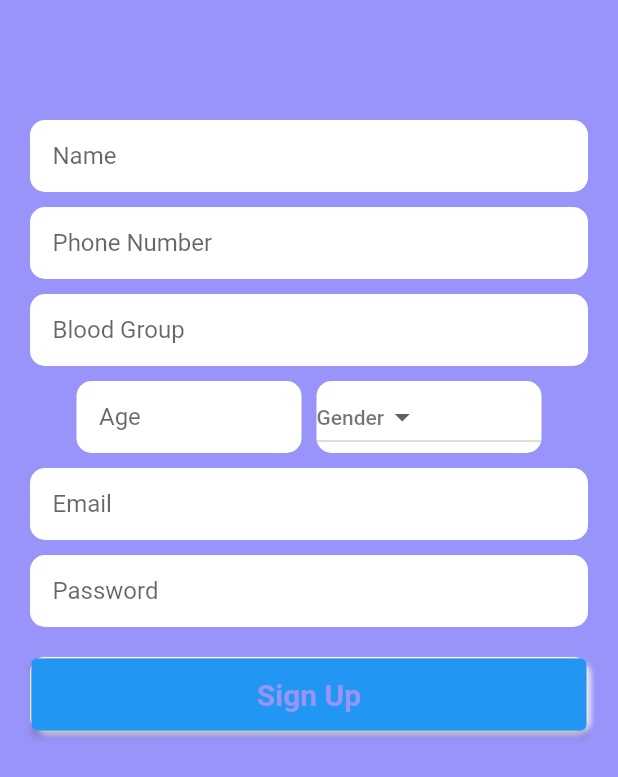
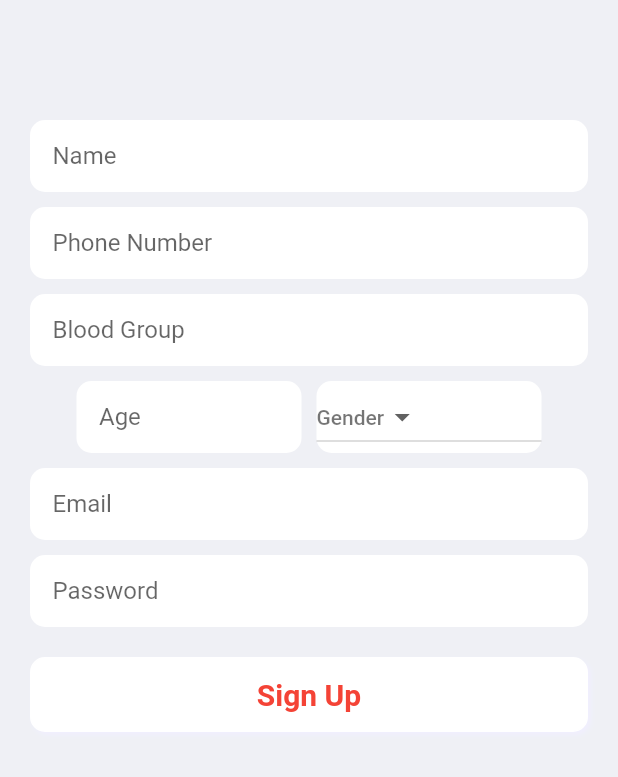
Before and after one commit to MuskanLudhiyani/doctor, a Flutter app: the screen it shows after launch, after a tap on "Sign Up", on a phone screen of 412 x 824 dp. Shown: the top 777 px of the screen. Run offline on Flutter 3.47's test engine with Material 2 defaults, Android fonts, the phone set to English and light mode, and no system bars; our stand-ins replace cloud_firestore, firebase_auth, firebase_core; accounts and stored records are empty; network calls fail; Roboto replaces fonts that are missing (Montserrat).

Commit message:
ui updated

```diff
--- a/lib/main.dart
+++ b/lib/main.dart
@@ -37,18 +37,25 @@ class _MyHomePageState extends State<MyHomePage> {
   @override
   Widget build(BuildContext context) {
     return Scaffold(
+      backgroundColor: Color(0xffEFF0F5),
+
       body: Center(
         child: Column(
           children: [
             Container(
-              height: 400,
+              height: 425,
               width: MediaQuery.of(context).size.width,
               decoration: BoxDecoration(
+                gradient: LinearGradient(
+                    begin: Alignment.topLeft,
+                    end: Alignment.bottomRight,
+                    colors: [Color(0xff4C3C88), Colors.red]),
+
                     borderRadius: BorderRadius.only(
                   bottomLeft: Radius.circular(40),
                   bottomRight: Radius.circular(40),
                 ),
-                color: Color(0xff9994FA),
+
               ),
               child: Center(
                 child: Container(
@@ -68,17 +75,24 @@ class _MyHomePageState extends State<MyHomePage> {
             SizedBox(
               height: 20,
             ),
-            Padding(
+            GestureDetector(
+                onTap: () {
+                  Navigator.push(
+                    context,
+                    MaterialPageRoute(builder: (context) => (signin())),
+                  );
+                },
+              child: Padding(
                 padding: EdgeInsets.fromLTRB(20, 0, 20, 0),
                 child: Container(
                   height: 50,
                   decoration: BoxDecoration(
-                  borderRadius: BorderRadius.circular(20),
+                    borderRadius: BorderRadius.circular(10),
                     border: Border.all(
                         color: Colors.white,
                         style: BorderStyle.solid,
                         width: 1.0),
-                  color: Colors.transparent,
+                    color: Colors.white,
                     boxShadow: [
                       BoxShadow(
                         color: Color(0xffF0EFFE),
@@ -92,22 +106,16 @@ class _MyHomePageState extends State<MyHomePage> {
                   child: Row(
                     mainAxisAlignment: MainAxisAlignment.center,
                     children: <Widget>[
-                    GestureDetector(
-                        child: Center(
+                      Center(
                         child: Text('Sign In',
                             style: TextStyle(
                                 fontSize: 20,
-                                  color: Color(0xff9994FA),
+                                color:Color(0xff4C3C88),
                                 fontWeight: FontWeight.bold,
                                 fontFamily: 'Montserrat')),
+                      )
+                    ],
                   ),
-                        onTap: () {
-                          Navigator.push(
-                            context,
-                            MaterialPageRoute(builder: (context) => (signin())),
-                          );
-                        })
-                  ],
                 ),
               ),
             ),
@@ -160,17 +168,25 @@ class _MyHomePageState extends State<MyHomePage> {
             //   ),
             // ),
             SizedBox(height: 0),
-            Padding(
+            GestureDetector(
+                onTap: () {
+                  Navigator.push(
+                    context,
+                    MaterialPageRoute(builder: (context) => (signup())),
+                  );
+                },
+
+              child: Padding(
                 padding: EdgeInsets.fromLTRB(20, 0, 20, 0),
                 child: Container(
                   height: 50,
                   decoration: BoxDecoration(
-                  borderRadius: BorderRadius.circular(20),
+                    borderRadius: BorderRadius.circular(10),
                     border: Border.all(
                         color: Colors.white,
                         style: BorderStyle.solid,
                         width: 1.0),
-                  color: Colors.transparent,
+                    color: Colors.white,
                     boxShadow: [
                       BoxShadow(
                         color: Color(0xffF0EFFE),
@@ -184,22 +200,16 @@ class _MyHomePageState extends State<MyHomePage> {
                   child: Row(
                     mainAxisAlignment: MainAxisAlignment.center,
                     children: <Widget>[
-                    GestureDetector(
-                        child: Center(
+                      Center(
                         child: Text('Sign Up',
                             style: TextStyle(
                                 fontSize: 20,
-                                  color: Color(0xff9994FA),
+                                color: Colors.red,
                                 fontWeight: FontWeight.bold,
                                 fontFamily: 'Montserrat')),
+                      )
+                    ],
                   ),
-                        onTap: () {
-                          Navigator.push(
-                            context,
-                            MaterialPageRoute(builder: (context) => (signup())),
-                          );
-                        })
-                  ],
                 ),
               ),
             ),
--- a/lib/screens/Sign_Up/signup.dart
+++ b/lib/screens/Sign_Up/signup.dart
@@ -22,7 +22,7 @@ class _signupState extends State<signup> {
   Widget build(BuildContext context) {
     return Container(
         child: Scaffold(
-            backgroundColor: Color(0xff9994FA),
+            backgroundColor: Color(0xffEFF0F5),
             body: SingleChildScrollView(
               child: Container(
                   child: Column(
@@ -314,29 +314,8 @@ class _signupState extends State<signup> {
                   SizedBox(
                     height: 20,
                   ),
-                  Padding(
-                    padding: EdgeInsets.fromLTRB(20, 0, 20, 0),
-                    child: Container(
-                      height: 50,
-                      decoration: BoxDecoration(
-                        borderRadius: BorderRadius.circular(10),
-                        border: Border.all(
-                            color: Colors.white,
-                            style: BorderStyle.solid,
-                            width: 1.0),
-                        color: Colors.transparent,
-                        boxShadow: [
-                          BoxShadow(
-                            color: Color(0xffF0EFFE),
-                            blurRadius: 2.0,
-                            spreadRadius: 0.0,
-                            offset: Offset(
-                                2.0, 2.0), // shadow direction: bottom right
-                          )
-                        ],
-                      ),
-                      child: ElevatedButton(
-                        onPressed: () async {
+                  GestureDetector(
+                    onTap: () async {
                       // print(email);
                       // print(password);
                       try {
@@ -358,17 +337,48 @@ class _signupState extends State<signup> {
                         print(e);
                       }
                     },
-                        child: Center(
+
+
+                    child: Padding(
+                      padding: EdgeInsets.fromLTRB(20, 0, 20, 0),
+                      child: Container(
+                        height: 50,
+                        decoration: BoxDecoration(
+                          borderRadius: BorderRadius.circular(10),
+                          border: Border.all(
+                              color: Colors.white,
+                              style: BorderStyle.solid,
+                              width: 1.0),
+                          color: Colors.white,
+                          boxShadow: [
+                            BoxShadow(
+                              color: Color(0xffF0EFFE),
+                              blurRadius: 2.0,
+                              spreadRadius: 0.0,
+                              offset: Offset(
+                                  2.0, 2.0), // shadow direction: bottom right
+                            )
+                          ],
+                        ),
+                        child: Row(
+                          mainAxisAlignment: MainAxisAlignment.center,
+                          children: <Widget>[
+                            Center(
                               child: Text('Sign Up',
                                   style: TextStyle(
                                       fontSize: 20,
-                                  color: Color(0xff9994FA),
+                                      color:Colors.red,
                                       fontWeight: FontWeight.bold,
                                       fontFamily: 'Montserrat')),
+                            )
+                          ],
                         ),
                       ),
                     ),
                   ),
+
+
+
                   SizedBox(
                     height: 20,
                   ),
```
Also changed, not shown: lib/screens/Sign_In/signin2.dart (+20 -15 lines). Lines whose indentation alone changed are shown as unchanged.
